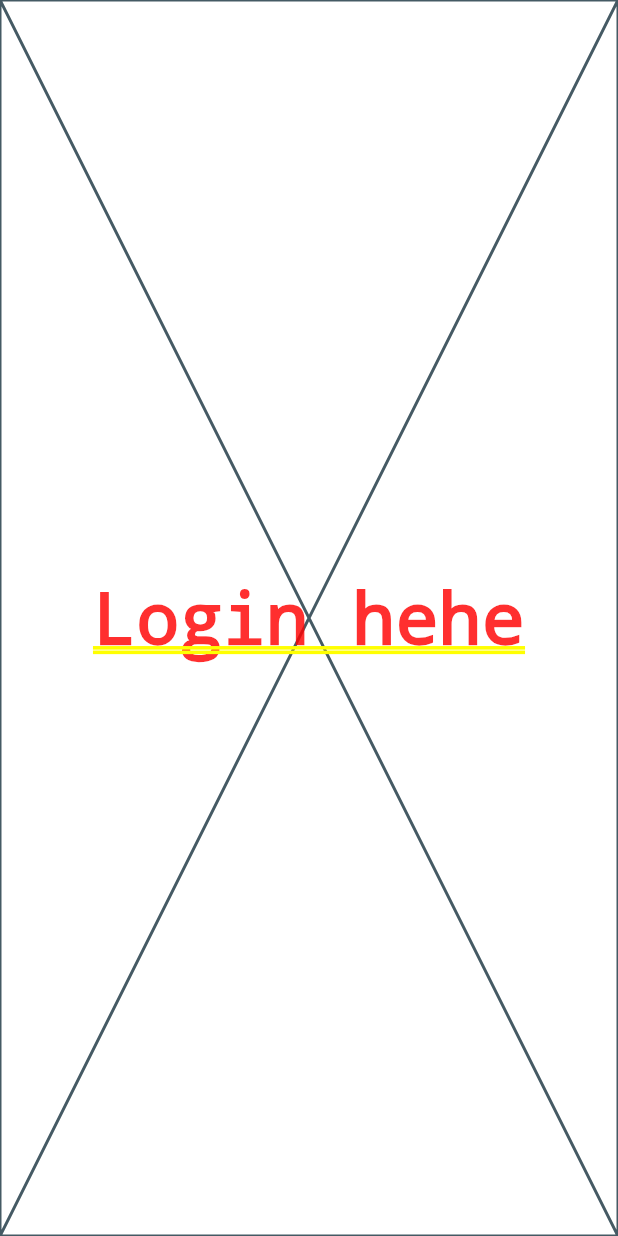
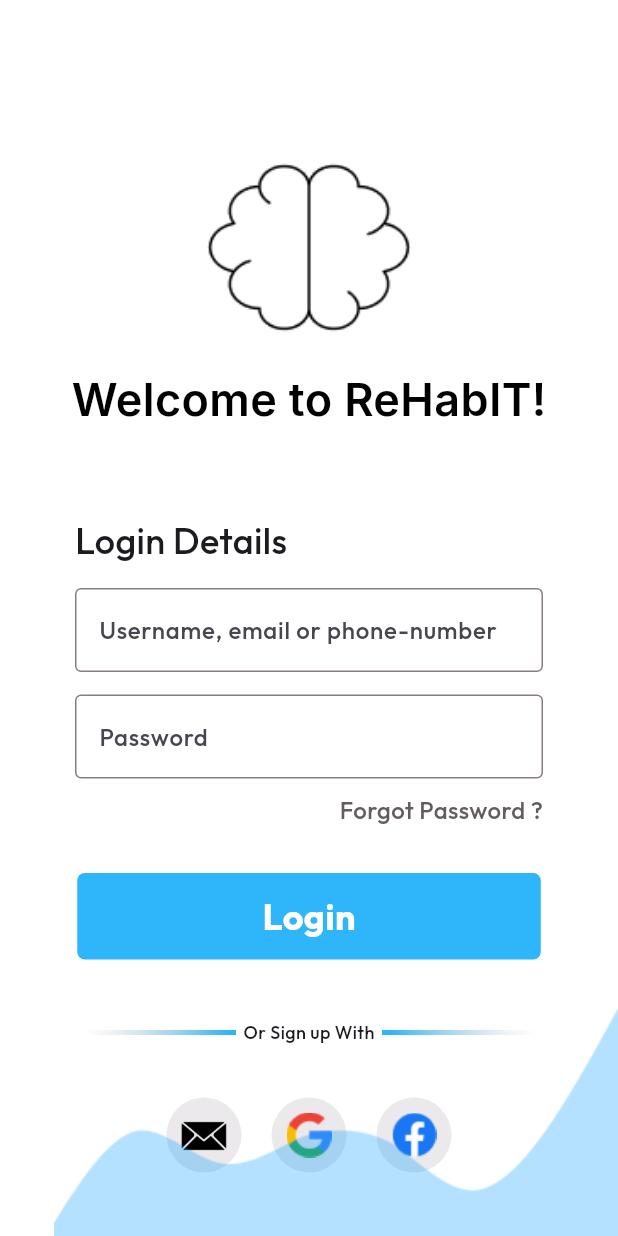
Before and after one commit to trulyPranav/ReHabIT, a Flutter app: the screen it shows after launch, after a tap on an icon or button, on a phone screen of 412 x 824 dp. Run offline on Flutter 3.47's test engine with Material 3 defaults, Android fonts, the phone set to English and light mode, and no system bars; our stand-ins replace google_fonts, loading_animation_widget.

Commit message:
Login Screen Done

```diff
--- a/lib/UI/Constants/constants.dart
+++ b/lib/UI/Constants/constants.dart
@@ -3,3 +3,5 @@ import 'package:flutter/material.dart';
 Color primaryColor = Color(0xFF2EB5FA);
 Color primaryBackground = Color(0xFFFFFFFF);
 Color textWhite = Color(0xFFFFFFFF);
+Color textBlack = Color(0xFF000000);
+Color formFieldBorder =  Color(0xFF887E7E);
--- /dev/null
+++ b/lib/UI/Screens/Login Screen/Widgets/login_button.dart
@@ -0,0 +1,31 @@
+import 'package:flutter/material.dart';
+import 'package:google_fonts/google_fonts.dart';
+import 'package:rehabit/UI/Constants/constants.dart';
+
+class LoginButton extends StatelessWidget {
+  const LoginButton({super.key});
+
+  @override
+  Widget build(BuildContext context) {
+    double height = MediaQuery.of(context).size.height;
+    double width = MediaQuery.of(context).size.width;
+    return Container(
+      height: height * 0.07,
+      width: width * 0.75,
+      decoration: BoxDecoration(
+        color: primaryColor,
+        borderRadius: BorderRadius.circular(5)
+      ),
+      child: Center(
+        child: Text(
+          "Login",
+          style: GoogleFonts.outfit(
+            fontWeight: FontWeight.w700,
+            fontSize: 24,
+            color: textWhite
+          ),
+        ),
+      ),
+    );
+  }
+}
--- /dev/null
+++ b/lib/UI/Screens/Login Screen/Widgets/login_icons.dart
@@ -0,0 +1,18 @@
+import 'package:flutter/material.dart';
+
+class LoginIcons extends StatelessWidget {
+  final String location;
+  const LoginIcons({super.key, required this.location});
+
+  @override
+  Widget build(BuildContext context) {
+    return CircleAvatar(
+      minRadius: 25,
+      maxRadius: 25,
+      backgroundColor: Color(0xFFECE9EC),
+      child: Image.asset(
+        location
+      ),
+    );
+  }
+}
--- /dev/null
+++ b/lib/UI/Screens/Login Screen/Widgets/text_controller.dart
@@ -0,0 +1,46 @@
+import 'package:flutter/material.dart';
+import 'package:google_fonts/google_fonts.dart';
+import 'package:rehabit/UI/Constants/constants.dart';
+
+class TextController extends StatelessWidget {
+
+  final TextEditingController controller;
+  final String hintText;
+
+  const TextController({
+    required this.controller,
+    required this.hintText,
+    super.key
+  });
+
+  @override
+  Widget build(BuildContext context) {
+    return Padding(
+      padding: const EdgeInsets.only(left: 50.0, right: 50.0),
+      child: TextFormField(
+        controller: controller,
+        decoration: InputDecoration(
+          hintText: hintText,
+          hintFadeDuration: Durations.medium2,
+          hintStyle: GoogleFonts.outfit(
+            fontWeight: FontWeight.w500,
+            fontSize: 16,
+          ),
+          border: OutlineInputBorder(
+            borderRadius: BorderRadius.circular(5),
+          ),
+          focusedBorder: OutlineInputBorder(
+            borderSide: BorderSide(
+              color: formFieldBorder,
+            )
+          ),
+          enabledBorder: OutlineInputBorder(
+            borderSide: BorderSide(
+              color: formFieldBorder,
+            )
+          )
+        ),
+      ),
+    );
+  }
+}
--- a/lib/UI/Screens/Login Screen/login_screen.dart
+++ b/lib/UI/Screens/Login Screen/login_screen.dart
@@ -1,15 +1,141 @@
 import 'package:flutter/material.dart';
+import 'package:google_fonts/google_fonts.dart';
+import 'package:rehabit/UI/Constants/constants.dart';
+import 'package:rehabit/UI/Screens/Login%20Screen/Widgets/login_button.dart';
+import 'package:rehabit/UI/Screens/Login%20Screen/Widgets/login_icons.dart';
+import 'package:rehabit/UI/Screens/Login%20Screen/Widgets/text_controller.dart';
 
 class LoginScreen extends StatefulWidget {
-  const LoginScreen({super.key});
+  final String userType;
+  const LoginScreen({required this.userType, super.key});
 
   @override
   State<LoginScreen> createState() => _LoginScreenState();
 }
 
 class _LoginScreenState extends State<LoginScreen> {
+  final username= TextEditingController();
+  final password = TextEditingController();
   @override
   Widget build(BuildContext context) {
-    return const Placeholder(child: Center(child: Text("Login hehe")),);
+    return Scaffold(
+      backgroundColor: primaryBackground,
+      body: Stack(
+        children: [
+          Column(
+            mainAxisAlignment: MainAxisAlignment.start,
+            children: [
+              Padding(
+                padding: const EdgeInsets.only(top: 100.0),
+                child: Center(
+                  child: Image.asset(
+                    "assets/mainlogo.png",
+                    color: textBlack,
+                    height: 130,
+                    fit: BoxFit.cover,
+                  )
+                ),
+              ),
+              SizedBox(
+                height: 15,
+              ),
+              Center(
+                child: Text(
+                  "Welcome to ReHabIT!",
+                  style: GoogleFonts.inter(
+                    fontWeight: FontWeight.w600,
+                    fontSize: 30,
+                    color: textBlack
+                  ),
+                ),
+              ),
+              SizedBox(
+                height: 55,
+              ),
+              Padding(
+                padding: const EdgeInsets.only(left: 50.0),
+                child: Align(
+                  alignment: Alignment.centerLeft,
+                  child: Text(
+                    "Login Details",
+                    style: GoogleFonts.outfit(
+                      fontWeight: FontWeight.w500,
+                      fontSize: 24
+                    ),
+                  ),
+                ),
+              ),
+              SizedBox(
+                height: 15,
+              ),
+              TextController(controller: username, hintText: "Username, email or phone-number"),
+              SizedBox(
+                height: 15,
+              ),
+              TextController(controller: password, hintText: "Password"),
+              Padding(
+                padding: const EdgeInsets.only(top: 10, right: 50.0),
+                child: Align(
+                  alignment: Alignment.bottomRight,
+                  child: Text(
+                    "Forgot Password ?",
+                    style: GoogleFonts.outfit(
+                      fontWeight: FontWeight.w500,
+                      fontSize: 16,
+                      color: Color(0xFF635C5C)
+                    ),
+                  ),
+                ),
+              ),
+              SizedBox(
+                height: 30,
+              ),
+              LoginButton(),
+              SizedBox(
+                height: 40,
+              ),
+              Row(
+                mainAxisAlignment: MainAxisAlignment.center,
+                spacing: 5,
+                children: [
+                  Image.asset(
+                    "assets/designLeft.png"
+                  ),
+                  Text(
+                    "Or Sign up With",
+                    style: GoogleFonts.outfit(
+                      fontWeight: FontWeight.w500,
+                      fontSize: 12
+                    ),
+                  ),
+                  Image.asset(
+                    "assets/designRight.png"
+                  )
+                ],
+              ),
+              SizedBox(
+                height: 35,
+              ),
+              Row(
+                mainAxisAlignment: MainAxisAlignment.center,
+                spacing: 20,
+                children: [
+                  LoginIcons(location: "assets/email.png"),
+                  LoginIcons(location: "assets/google.png"),
+                  LoginIcons(location: "assets/facebook.png")
+                ],
+              ),
+            ],
+          ),
+              Positioned(
+                right: 0,
+                bottom: 0,
+                child: Image.asset(
+                  "assets/wave.png"
+                ),
+              )
+        ],
+      ),
+    );
   }
 }
--- a/lib/UI/Screens/Selection Screen/selection_screen.dart
+++ b/lib/UI/Screens/Selection Screen/selection_screen.dart
@@ -23,12 +23,25 @@ class _SelectionScreenState extends State<SelectionScreen> {
             constText(),
             SizedBox(height: 40),
             GestureDetector(
-              onTap: () => Navigator.push(context, MaterialPageRoute(builder: (context) => LoginScreen())),
+              onTap: () => Navigator.push(
+                context,
+                MaterialPageRoute(
+                  builder: (context) => LoginScreen(
+                    userType: "Patient"
+                  )
+                )
+              ),
               child: UserSelectionContainer(name: "Patient")
             ),
             SizedBox(height: 25,),
             GestureDetector(
-              onTap: () => Navigator.push(context, MaterialPageRoute(builder: (context) => LoginScreen())),
+              onTap: () => Navigator.push(
+                context, MaterialPageRoute(
+                  builder: (context) => LoginScreen(
+                    userType: "Physiotherapist"
+                  )
+                )
+              ),
               child: UserSelectionContainer(name: "Physiotherapist")
             )
           ],
--- a/pubspec.yaml
+++ b/pubspec.yaml
@@ -36,6 +36,7 @@ dependencies:
   cupertino_icons: ^1.0.8
   loading_animation_widget: ^1.3.0
   google_fonts: ^6.2.1
+  google_sign_in: ^6.2.2
 
 dev_dependencies:
   flutter_test:
```
Also changed, not shown: assets/designLeft.png (added), assets/designRight.png (added), assets/email.png (added), assets/facebook.png (added), assets/google.png (added), assets/wave.png (added), pubspec.lock, 3 other files.
